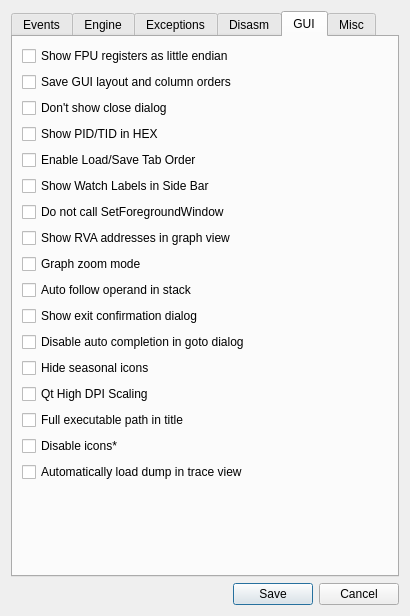
The window that src/gui/Src/Gui/SettingsDialog.ui (x64dbg/x64dbg) describes before a commit, drawn with Qt 5.
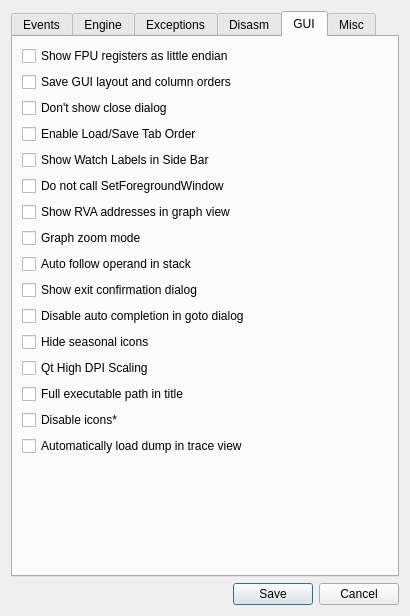
The same window after the commit. The open tabs and pages were chosen to show the change. Icons and pictures are not drawn.

The edit to the form file:
```diff
--- a/src/gui/Src/Gui/SettingsDialog.ui
+++ b/src/gui/Src/Gui/SettingsDialog.ui
@@ -867,13 +867,6 @@
          </property>
         </widget>
        </item>
-       <item>
-        <widget class="QCheckBox" name="chkPidTidInHex">
-         <property name="text">
-          <string>Show PID/TID in HEX</string>
-         </property>
-        </widget>
-       </item>
        <item>
         <widget class="QCheckBox" name="chkSaveLoadTabOrder">
          <property name="text">
```
